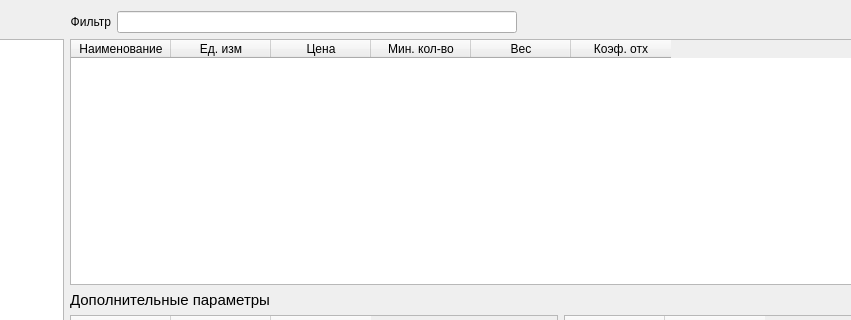
Above: sources/gui/materialswindow.ui from Keqy/Matterhorn-materials before the change; both pictures show x 177 to 1028 and y 0 to 320 of the 1240 by 600 pixel window. Below: the same form after it.
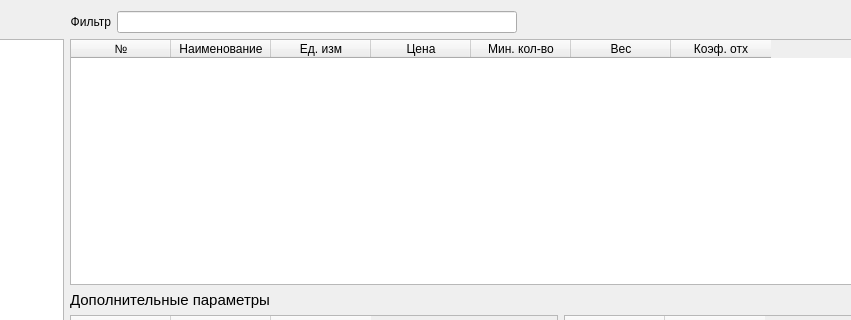
That is the form after the change. Icons and pictures are not drawn.

```diff
--- a/sources/gui/materialswindow.ui
+++ b/sources/gui/materialswindow.ui
@@ -203,6 +203,11 @@
          <attribute name="verticalHeaderVisible">
           <bool>false</bool>
          </attribute>
+         <column>
+          <property name="text">
+           <string>№</string>
+          </property>
+         </column>
          <column>
           <property name="text">
            <string>Наименование</string>
```
